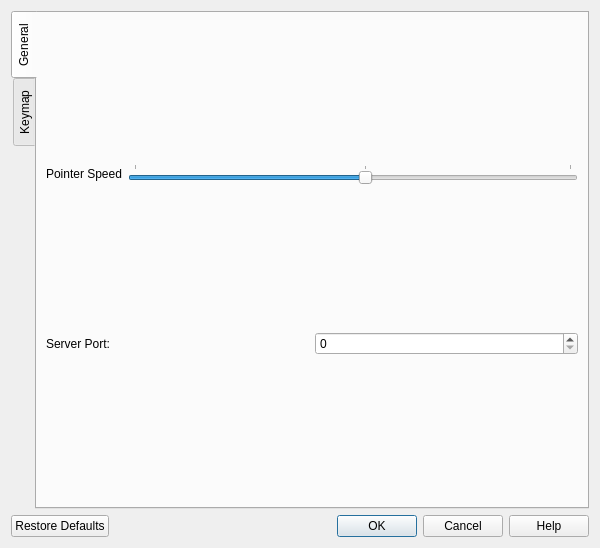
Before: the Qt Designer form src/ui/preferences.ui in kitswas/VirtualGamePad-PC, drawn with Qt 5.
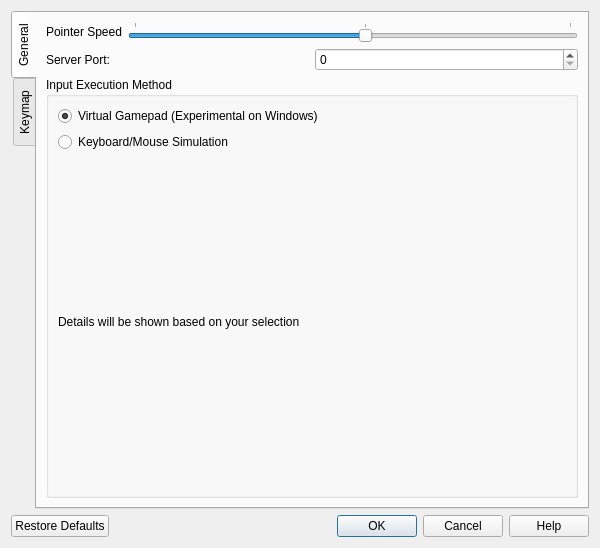
After: the same form once the commit is applied. The open tabs and pages were chosen to show the change. Custom widgets are drawn as their Qt base class.

Commit message: Executor type selection in settings

The edit to the form file:
```diff
--- a/src/ui/preferences.ui
+++ b/src/ui/preferences.ui
@@ -87,6 +87,45 @@
          </item>
         </layout>
        </item>
+       <item>
+        <widget class="QGroupBox" name="executorGroup">
+         <property name="title">
+          <string>Input Execution Method</string>
+         </property>
+         <layout class="QVBoxLayout" name="executorLayout">
+          <item>
+           <widget class="QRadioButton" name="gamepadExecutorRadio">
+            <property name="text">
+             <string>Virtual Gamepad (Experimental on Windows)</string>
+            </property>
+            <property name="checked">
+             <bool>true</bool>
+            </property>
+           </widget>
+          </item>
+          <item>
+           <widget class="QRadioButton" name="keyboardMouseExecutorRadio">
+            <property name="text">
+             <string>Keyboard/Mouse Simulation</string>
+            </property>
+           </widget>
+          </item>
+          <item>
+           <widget class="QLabel" name="executorNotesLabel">
+            <property name="text">
+             <string>Details will be shown based on your selection</string>
+            </property>
+            <property name="textFormat">
+             <enum>Qt::TextFormat::MarkdownText</enum>
+            </property>
+            <property name="wordWrap">
+             <bool>true</bool>
+            </property>
+           </widget>
+          </item>
+         </layout>
+        </widget>
+       </item>
       </layout>
      </widget>
      <widget class="QWidget" name="keymapTab">
```
Left out of the diff: 2 changed lines with no effect on the pictures. The commit also changes 9 other files.
